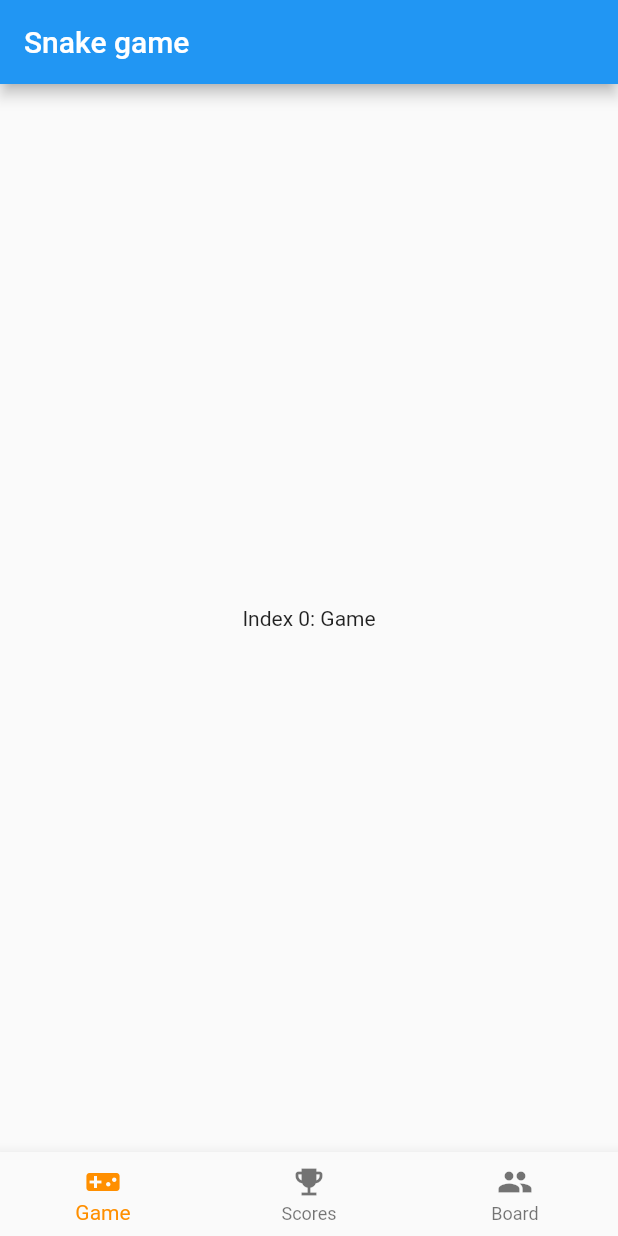
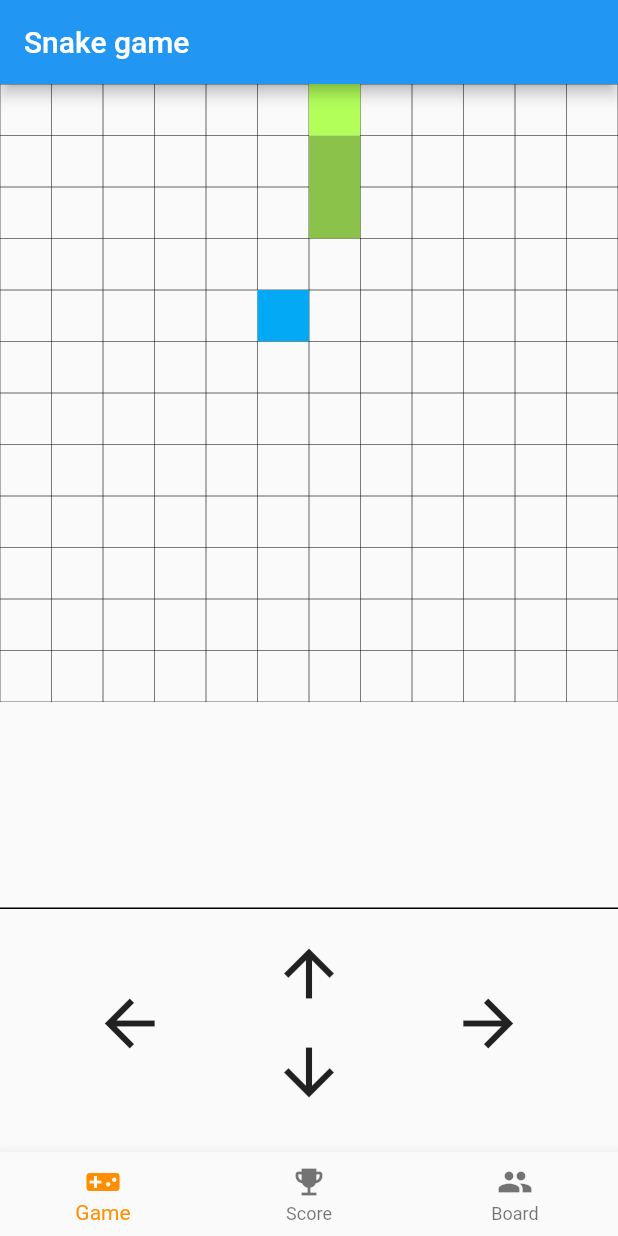
Before and after one commit to voidsatisfaction/flutter-snake-game, a Flutter app: the screen it shows after launch, on a phone screen of 412 x 824 dp. Run offline on Flutter 3.47's test engine with Material 2 defaults, Android fonts, the phone set to English and light mode, and no system bars.

Commit message:
feat: add tiny snake game

```diff
--- a/lib/main.dart
+++ b/lib/main.dart
@@ -1,30 +1,17 @@
 import 'package:flutter/material.dart';
-import 'package:snake_game/page/game_page.dart';
+import 'package:snake_game/screen/game_screen/main.dart';
 
 void main() {
   runApp(MyApp());
 }
 
 class MyApp extends StatelessWidget {
-  // This widget is the root of your application.
   @override
   Widget build(BuildContext context) {
     return MaterialApp(
       title: 'Flutter Demo',
       theme: ThemeData(
-        // This is the theme of your application.
-        //
-        // Try running your application with "flutter run". You'll see the
-        // application has a blue toolbar. Then, without quitting the app, try
-        // changing the primarySwatch below to Colors.green and then invoke
-        // "hot reload" (press "r" in the console where you ran "flutter run",
-        // or simply save your changes to "hot reload" in a Flutter IDE).
-        // Notice that the counter didn't reset back to zero; the application
-        // is not restarted.
         primarySwatch: Colors.blue,
-        // This makes the visual density adapt to the platform that you run
-        // the app on. For desktop platforms, the controls will be smaller and
-        // closer together (more dense) than on mobile platforms.
         visualDensity: VisualDensity.adaptivePlatformDensity,
       ),
       home: HomeScreenWidget(),
@@ -40,15 +27,9 @@ class HomeScreenWidget extends StatefulWidget {
 class _HomeScreenWidgetState extends State<HomeScreenWidget> {
   int _selectedIndex = 0;
   final List<Widget> _screenList = [
-    Text(
-      'Index 0: Game',
-    ),
-    Text(
-      'Index 1: Scores',
-    ),
-    Text(
-      'Index 2: Board',
-    ),
+    MyHomePage(title: 'hi'),
+    MyHomePage(title: 'hi'),
+    MyHomePage(title: 'hi'),
   ];
 
   void _onNavBarTapped(int index) {
@@ -74,7 +55,7 @@ class _HomeScreenWidgetState extends State<HomeScreenWidget> {
           ),
           BottomNavigationBarItem(
             icon: Icon(Icons.emoji_events),
-            label: 'Scores',
+            label: 'Score',
           ),
           BottomNavigationBarItem(
             icon: Icon(Icons.people),
--- a/lib/page/game_page.dart
+++ /dev/null
@@ -1,86 +0,0 @@
-import 'package:flutter/material.dart';
-
-class MyHomePage extends StatefulWidget {
-  MyHomePage({Key key, this.title}) : super(key: key);
-
-  // This widget is the home page of your application. It is stateful, meaning
-  // that it has a State object (defined below) that contains fields that affect
-  // how it looks.
-
-  // This class is the configuration for the state. It holds the values (in this
-  // case the title) provided by the parent (in this case the App widget) and
-  // used by the build method of the State. Fields in a Widget subclass are
-  // always marked "final".
-
-  final String title;
-
-  @override
-  _MyHomePageState createState() => _MyHomePageState();
-}
-
-class _MyHomePageState extends State<MyHomePage> {
-  int _counter = 0;
-
-  void _incrementCounter() {
-    setState(() {
-      // This call to setState tells the Flutter framework that something has
-      // changed in this State, which causes it to rerun the build method below
-      // so that the display can reflect the updated values. If we changed
-      // _counter without calling setState(), then the build method would not be
-      // called again, and so nothing would appear to happen.
-      _counter++;
-    });
-  }
-
-  @override
-  Widget build(BuildContext context) {
-    // This method is rerun every time setState is called, for instance as done
-    // by the _incrementCounter method above.
-    //
-    // The Flutter framework has been optimized to make rerunning build methods
-    // fast, so that you can just rebuild anything that needs updating rather
-    // than having to individually change instances of widgets.
-    return Scaffold(
-      appBar: AppBar(
-        // Here we take the value from the MyHomePage object that was created by
-        // the App.build method, and use it to set our appbar title.
-        title: Text(widget.title),
-      ),
-      body: Center(
-        // Center is a layout widget. It takes a single child and positions it
-        // in the middle of the parent.
-        child: Column(
-          // Column is also a layout widget. It takes a list of children and
-          // arranges them vertically. By default, it sizes itself to fit its
-          // children horizontally, and tries to be as tall as its parent.
-          //
-          // Invoke "debug painting" (press "p" in the console, choose the
-          // "Toggle Debug Paint" action from the Flutter Inspector in Android
-          // Studio, or the "Toggle Debug Paint" command in Visual Studio Code)
-          // to see the wireframe for each widget.
-          //
-          // Column has various properties to control how it sizes itself and
-          // how it positions its children. Here we use mainAxisAlignment to
-          // center the children vertically; the main axis here is the vertical
-          // axis because Columns are vertical (the cross axis would be
-          // horizontal).
-          mainAxisAlignment: MainAxisAlignment.center,
-          children: <Widget>[
-            Text(
-              'You have pushed the button this many times:',
-            ),
-            Text(
-              '$_counter',
-              style: Theme.of(context).textTheme.headline4,
-            ),
-          ],
-        ),
-      ),
-      floatingActionButton: FloatingActionButton(
-        onPressed: _incrementCounter,
-        tooltip: 'Increment',
-        child: Icon(Icons.add),
-      ), // This trailing comma makes auto-formatting nicer for build methods.
-    );
-  }
-}
--- /dev/null
+++ b/lib/screen/game_screen/custom_types.dart
@@ -0,0 +1 @@
+enum Direction { up, down, right, left }
--- /dev/null
+++ b/lib/screen/game_screen/main.dart
@@ -0,0 +1,200 @@
+import 'dart:async';
+import 'dart:math';
+
+import 'package:flutter/material.dart';
+import 'package:collection/collection.dart';
+
+import 'package:snake_game/screen/game_screen/custom_types.dart';
+import 'package:snake_game/screen/game_screen/widgets/game_pad.dart';
+import 'package:snake_game/screen/game_screen/widgets/game_board.dart';
+
+class MyHomePage extends StatefulWidget {
+  MyHomePage({Key key, this.title}) : super(key: key);
+
+  // This widget is the home page of your application. It is stateful, meaning
+  // that it has a State object (defined below) that contains fields that affect
+  // how it looks.
+
+  // This class is the configuration for the state. It holds the values (in this
+  // case the title) provided by the parent (in this case the App widget) and
+  // used by the build method of the State. Fields in a Widget subclass are
+  // always marked "final".
+
+  final String title;
+
+  @override
+  _MyHomePageState createState() => _MyHomePageState();
+}
+
+class _MyHomePageState extends State<MyHomePage> {
+  final int _boardSize = 12;
+
+  Direction _currentSnakeDirection = Direction.up;
+  List<List<int>> _currentSnakeLocation = [
+    [6, 6],
+    [7, 6],
+    [8, 6]
+  ];
+  List<int> _itemLocation = [-1, -1];
+
+  Timer _frameTimer;
+  int speed = 300;
+
+  @override
+  void initState() {
+    super.initState();
+
+    _startGame();
+  }
+
+  void _startGame() {
+    _itemLocation = _createRandomCoordinate(_currentSnakeLocation);
+
+    Timer _frameTimer = Timer.periodic(
+      new Duration(milliseconds: speed),
+      (timer) {
+        _frame();
+      },
+    );
+  }
+
+  void _frame() {
+    // move snake
+    final List<int> removedTail = _moveSnake();
+
+    // judge collision
+    _finishIfCollision();
+
+    // item eating
+    _takeItem(removedTail);
+
+    // render snake
+    _render();
+  }
+
+  List<int> _moveSnake() {
+    final dirCoordinateMap = {
+      Direction.down: [1, 0],
+      Direction.right: [0, 1],
+      Direction.up: [-1, 0],
+      Direction.left: [0, -1],
+    };
+
+    final coordinate = dirCoordinateMap[_currentSnakeDirection];
+
+    final head = _currentSnakeLocation[0];
+    final newHead = [head[0] + coordinate[0], head[1] + coordinate[1]];
+
+    _currentSnakeLocation.insert(0, newHead);
+    return _currentSnakeLocation.removeLast();
+  }
+
+  void _finishIfCollision() {
+    void _gameOver() {
+      _frameTimer.cancel();
+    }
+
+    final head = _currentSnakeLocation[0];
+    final int headRow = head[0];
+    final int headColumn = head[1];
+    final _currentSnakeLocationWithoutHead = [..._currentSnakeLocation];
+    _currentSnakeLocationWithoutHead.removeAt(0);
+
+    // head edge collision
+    if (headRow < 0 ||
+        headColumn < 0 ||
+        headRow >= _boardSize ||
+        headColumn >= _boardSize) {
+      _gameOver();
+      return;
+    }
+
+    for (final location in _currentSnakeLocationWithoutHead) {
+      if (_listDeepEqual(head, location)) {
+        _gameOver();
+        return;
+      }
+    }
+  }
+
+  void _takeItem(List<int> removedTail) {
+    final head = _currentSnakeLocation[0];
+
+    if (_listDeepEqual(head, _itemLocation)) {
+      _currentSnakeLocation.add(removedTail);
+      _itemLocation = _createRandomCoordinate(_currentSnakeLocation);
+    }
+  }
+
+  void _render() {
+    setState(() {
+      _currentSnakeLocation = [..._currentSnakeLocation];
+      _itemLocation = [..._itemLocation];
+    });
+  }
+
+  void _setDirection(Direction direction) {
+    setState(() {
+      _currentSnakeDirection = direction;
+    });
+  }
+
+  bool _listDeepEqual(list1, list2) {
+    return ListEquality().equals(list1, list2);
+  }
+
+  List<int> _createRandomCoordinate([List<List<int>> withoutCoordinates]) {
+    final random = new Random();
+
+    final randomCoordinate = [
+      random.nextInt(_boardSize),
+      random.nextInt(_boardSize),
+    ];
+
+    if (withoutCoordinates == null) {
+      return randomCoordinate;
+    }
+
+    while (true) {
+      bool doAgain = false;
+      for (final coordinate in withoutCoordinates) {
+        if (_listDeepEqual(randomCoordinate, coordinate)) {
+          doAgain = true;
+        }
+      }
+
+      if (!doAgain) {
+        return randomCoordinate;
+      }
+
+      randomCoordinate[0] = random.nextInt(_boardSize);
+      randomCoordinate[1] = random.nextInt(_boardSize);
+    }
+  }
+
+  @override
+  Widget build(BuildContext context) {
+    return Scaffold(
+      body: Center(
+        child: Column(
+          children: [
+            // game board
+            Expanded(
+              child: GameBoard(
+                currentSnakeLocation: _currentSnakeLocation,
+                itemLocation: _itemLocation,
+                boardSize: _boardSize,
+                borderColor: Colors.grey,
+                borderWidth: 0.2,
+              ),
+            ),
+            // game pad
+            GamePad(
+              setDirection: _setDirection,
+            ),
+          ],
+        ),
+      ), // This trailing comma makes auto-formatting nicer for build methods.
+    );
+  }
+}
--- /dev/null
+++ b/lib/screen/game_screen/widgets/game_board.dart
@@ -0,0 +1,91 @@
+import 'package:flutter/material.dart';
+
+class GameBoard extends StatelessWidget {
+  GameBoard({
+    Key key,
+    @required this.currentSnakeLocation,
+    @required this.itemLocation,
+    @required this.borderColor,
+    @required this.borderWidth,
+    @required this.boardSize,
+  });
+
+  final List<List<int>> currentSnakeLocation;
+  final List<int> itemLocation;
+  final int boardSize;
+  final Color borderColor;
+  final double borderWidth;
+
+  bool _isSnakeHead(List<List<int>> currentSnakeLocation, int row, int column) {
+    return currentSnakeLocation[0][0] == row &&
+        currentSnakeLocation[0][1] == column;
+  }
+
+  bool _isSnakeBody(List<List<int>> currentSnakeLocation, int row, int column) {
+    if (currentSnakeLocation[0][0] == row &&
+        currentSnakeLocation[0][1] == column) {
+      return false;
+    }
+
+    for (final location in currentSnakeLocation) {
+      if (location[0] == row && location[1] == column) {
+        return true;
+      }
+    }
+
+    return false;
+  }
+
+  bool _isItem(List<int> itemLocation, int row, int column) {
+    return itemLocation[0] == row && itemLocation[1] == column;
+  }
+
+  Widget _drawSnakeBody(Color color) {
+    return Container(
+      color: color,
+    );
+  }
+
+  Widget _drawItem(Color color) {
+    return Container(
+      color: color,
+    );
+  }
+
+  @override
+  Widget build(BuildContext context) {
+    return GridView.count(
+      crossAxisCount: boardSize,
+      children: List.generate(
+        boardSize * boardSize,
+        (index) {
+          final int row = index ~/ boardSize;
+          final int column = index % boardSize;
+
+          if (_isSnakeHead(currentSnakeLocation, row, column)) {
+            return _drawSnakeBody(Colors.lightGreenAccent);
+          }
+
+          if (_isSnakeBody(currentSnakeLocation, row, column)) {
+            return _drawSnakeBody(Colors.lightGreen);
+          }
+
+          if (_isItem(itemLocation, row, column)) {
+            return _drawItem(Colors.lightBlue);
+          }
+
+          return Container(
+            decoration: BoxDecoration(
+              border: Border(
+                top: BorderSide(width: borderWidth),
+                left: BorderSide(width: borderWidth),
+                right: BorderSide(width: borderWidth),
+                bottom: BorderSide(width: borderWidth),
+              ),
+            ),
+          );
+        },
+      ),
+    );
+  }
+}
--- /dev/null
+++ b/lib/screen/game_screen/widgets/game_pad.dart
@@ -0,0 +1,76 @@
+import 'package:flutter/material.dart';
+
+import 'package:snake_game/screen/game_screen/custom_types.dart';
+
+class GamePad extends StatelessWidget {
+  GamePad({
+    Key key,
+    @required this.setDirection,
+  });
+
+  final ValueChanged<Direction> setDirection;
+
+  @override
+  Widget build(BuildContext context) {
+    return Container(
+      decoration: const BoxDecoration(
+        border: Border(
+          top: BorderSide(
+            width: 1.0,
+          ),
+        ),
+      ),
+      child: Container(
+        padding: EdgeInsets.only(
+          top: 10,
+          bottom: 20,
+        ),
+        child: Row(
+          mainAxisAlignment: MainAxisAlignment.spaceEvenly,
+          children: [
+            Column(
+              children: [
+                IconButton(
+                  icon: Icon(Icons.arrow_back),
+                  onPressed: () {
+                    setDirection(Direction.left);
+                  },
+                  iconSize: 50,
+                ),
+              ],
+            ),
+            Column(
+              children: [
+                IconButton(
+                  icon: Icon(Icons.arrow_upward),
+                  onPressed: () {
+                    setDirection(Direction.up);
+                  },
+                  iconSize: 50,
+                ),
+                IconButton(
+                  icon: Icon(Icons.arrow_downward),
+                  onPressed: () {
+                    setDirection(Direction.down);
+                  },
+                  iconSize: 50,
+                ),
+              ],
+            ),
+            Column(
+              children: [
+                IconButton(
+                  icon: Icon(Icons.arrow_forward),
+                  onPressed: () {
+                    setDirection(Direction.right);
+                  },
+                  iconSize: 50,
+                ),
+              ],
+            ),
+          ],
+        ),
+      ),
+    );
+  }
+}
```
